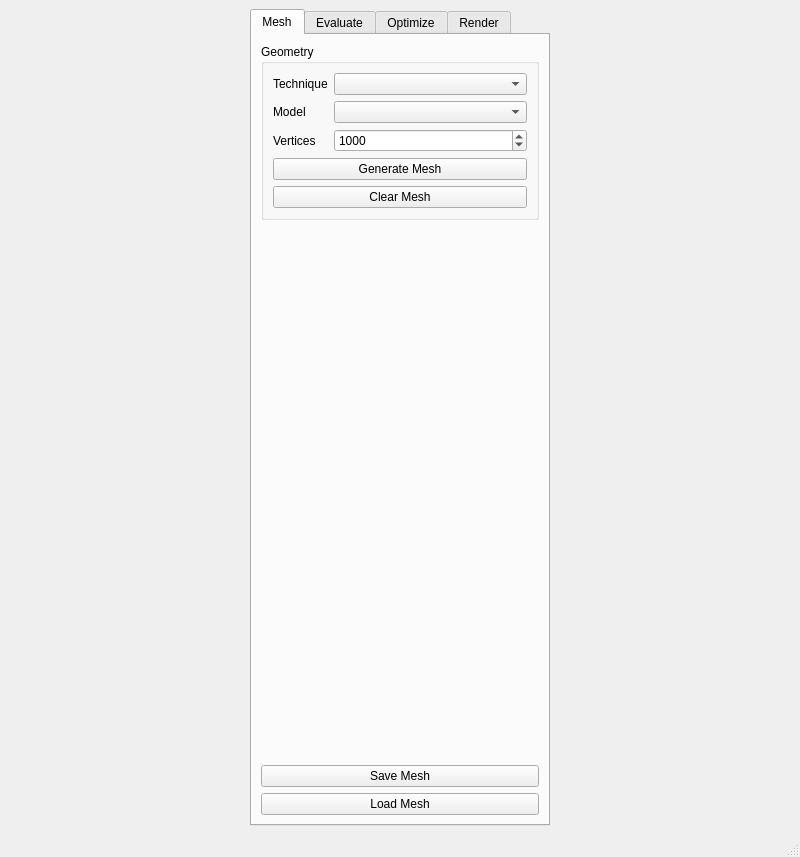
Qt form UserInterface/MainWindow.ui (wibus/GpuMesh) before a commit.
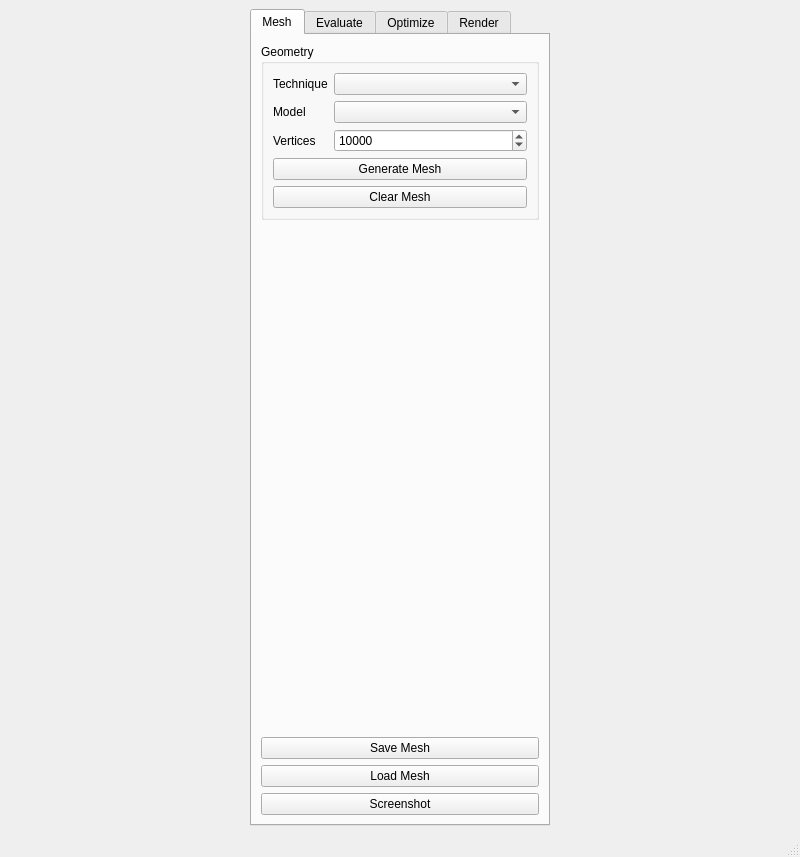
The same form after that commit.

Commit message: Screen shots button

What changed in the file:
```diff
--- a/UserInterface/MainWindow.ui
+++ b/UserInterface/MainWindow.ui
@@ -85,7 +85,7 @@
               <number>1000</number>
              </property>
              <property name="value">
-              <number>1000</number>
+              <number>10000</number>
              </property>
             </widget>
            </item>
@@ -133,6 +133,13 @@
           </property>
          </widget>
         </item>
+        <item>
+         <widget class="QPushButton" name="screenshotButton">
+          <property name="text">
+           <string>Screenshot</string>
+          </property>
+         </widget>
+        </item>
        </layout>
       </widget>
       <widget class="QWidget" name="evaluateTab">
```
Left out of the diff: 2 changed lines with no effect on the pictures. The commit also changes 6 other files.
